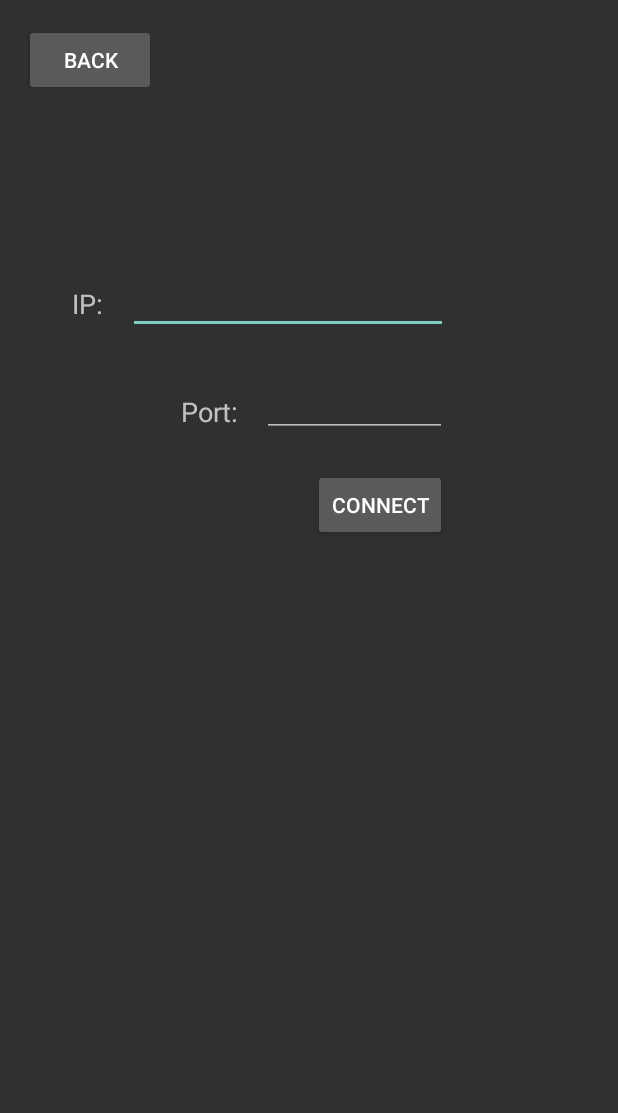
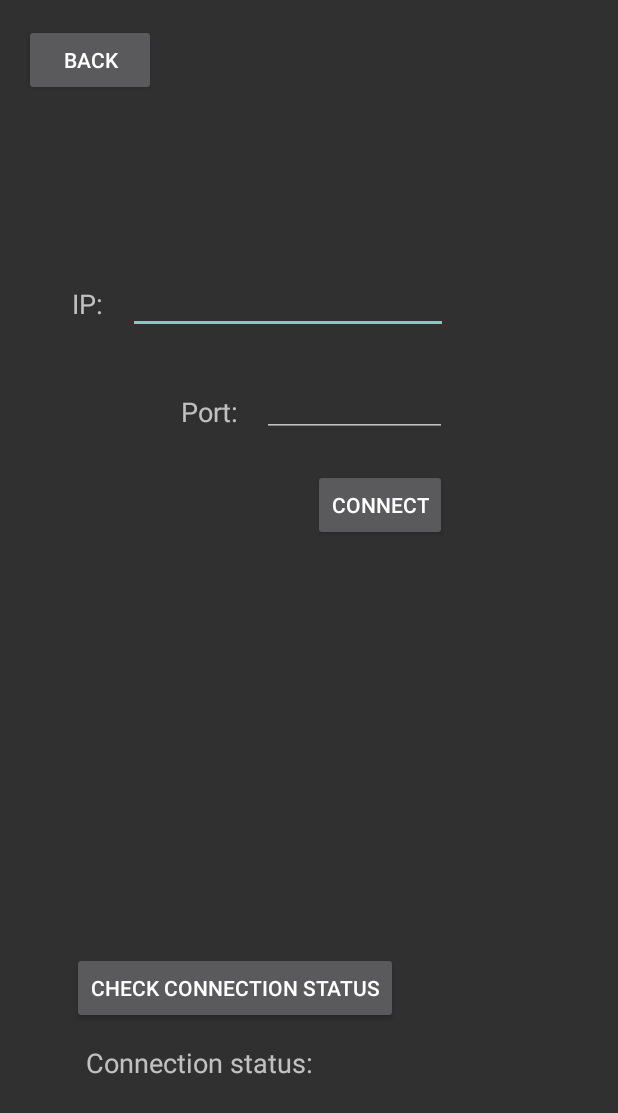
Before and after one commit to nicket97/DAT255, an Android app: the screen it shows after launch (ConnectActivity), after a tap on "CONNECT", on a phone screen of 412 x 824 dp. Shown: the top 1113 px of the screen. Run offline under Robolectric (Android 15) with nearby library versions, the phone set to English and light mode, and no system bars; 1 other tap on this screen came first.

Commit message:
implement manual network connection functionality

```diff
--- a/app/ElizaApp/app/src/main/java/com/example/walling/elizaapp/ConnectActivity.java
+++ b/app/ElizaApp/app/src/main/java/com/example/walling/elizaapp/ConnectActivity.java
@@ -6,21 +6,25 @@ import android.support.v7.app.AppCompatActivity;
 import android.view.View;
 import android.widget.Button;
 import android.widget.EditText;
+import android.widget.TextView;
 
 /**
  * Created by olofenstrom on 2017-09-18.
  */
 
-public class ConnectActivity extends AppCompatActivity {
+public class ConnectActivity extends AppCompatActivity implements IMainView {
 
     private EditText ipText;
     private EditText portText;
-    private Button connectButton, connectBackButton;
+    private Button connectButton, connectBackButton, checkConnectionButton;
+    private Controller controller;
+    private TextView connectionStatusTxtView;
 
     @Override
     protected void onCreate(Bundle savedInstanceState) {
         super.onCreate(savedInstanceState);
         setContentView(R.layout.activity_connect);
+        controller = new Controller(this);
 
         initGUI();
     }
@@ -30,7 +34,11 @@ public class ConnectActivity extends AppCompatActivity {
         portText = (EditText) findViewById(R.id.portText);
         connectButton = (Button) findViewById(R.id.connectButton);
         connectBackButton = (Button) findViewById(R.id.connectBackButton);
+        connectionStatusTxtView = (TextView) findViewById(R.id.textViewConnectStatus);
+        checkConnectionButton = (Button) findViewById(R.id.checkConnectionButton);
 
+        checkConnectionButton.setOnClickListener(checkConnectionButtonClick);
+        connectButton.setOnClickListener(connectButtonClick);
         connectBackButton.setOnClickListener(backButtonOnClick);
     }
 
@@ -40,4 +48,24 @@ public class ConnectActivity extends AppCompatActivity {
             startActivity(new Intent(ConnectActivity.this, MainActivity.class));
         }
     };
+
+    private View.OnClickListener connectButtonClick = new View.OnClickListener() {
+        @Override
+        public void onClick(View v) {
+            System.out.println("click registered");
+            controller.establishConnection(ipText.getText().toString(), Integer.parseInt(portText.getText().toString()));
+        }
+    };
+
+    private View.OnClickListener checkConnectionButtonClick = new View.OnClickListener() {
+        @Override
+        public void onClick(View v) {
+            connectionStatusTxtView.setText("Connection status: " + controller.getConnectionStatus());
+        }
+    };
+
+    @Override
+    public void updateResult(String res) {
+
+    }
 }
--- a/app/ElizaApp/app/src/main/java/com/example/walling/elizaapp/Controller.java
+++ b/app/ElizaApp/app/src/main/java/com/example/walling/elizaapp/Controller.java
@@ -8,7 +8,7 @@ public class Controller {
     private IMainView ui;
 
 
-    public Controller(MainActivity ui){
+    public Controller(IMainView ui){
         this.ui = ui;
     }
 
@@ -30,4 +30,13 @@ public class Controller {
     public void deActivateCruiseControl(){
         Model.getInstance().setCruiseControlState(false);
     }
+
+    public void establishConnection(String ip, int port) {
+        System.out.println("controller sending to model");
+        Model.getInstance().establishConnection(ip, port);
+    }
+
+    public boolean getConnectionStatus() {
+        return Model.getInstance().isConnected();
+    }
 }
--- a/app/ElizaApp/app/src/main/java/com/example/walling/elizaapp/ElizaApp.java
+++ b/app/ElizaApp/app/src/main/java/com/example/walling/elizaapp/ElizaApp.java
@@ -11,7 +11,7 @@ public class ElizaApp extends Application {
     public void onCreate() {
         super.onCreate();
 
-        Model.getInstance().establishConnection();
+        //Model.getInstance().establishConnection();
 
     }
 
--- a/app/ElizaApp/app/src/main/res/layout/activity_connect.xml
+++ b/app/ElizaApp/app/src/main/res/layout/activity_connect.xml
@@ -70,4 +70,25 @@
         android:text="BACK"
         app:layout_constraintLeft_toLeftOf="parent"
         app:layout_constraintTop_toTopOf="parent" />
+
+    <TextView
+        android:id="@+id/textViewConnectStatus"
+        android:layout_width="wrap_content"
+        android:layout_height="wrap_content"
+        android:text="Connection status:"
+        android:layout_marginLeft="57dp"
+        android:textSize="18sp"
+        app:layout_constraintLeft_toLeftOf="parent"
+        app:layout_constraintBottom_toBottomOf="parent"
+        android:layout_marginBottom="103dp" />
+
+    <Button
+        android:id="@+id/checkConnectionButton"
+        android:layout_width="wrap_content"
+        android:layout_height="wrap_content"
+        android:text="Check connection status"
+        android:layout_marginLeft="48dp"
+        app:layout_constraintLeft_toLeftOf="parent"
+        android:layout_marginBottom="13dp"
+        app:layout_constraintBottom_toTopOf="@+id/textViewConnectStatus" />
 </android.support.constraint.ConstraintLayout>
```
Also changed, not shown: app/ElizaApp/app/src/main/java/com/example/walling/elizaapp/Model.java (+13 -10 lines), 1 other file.
